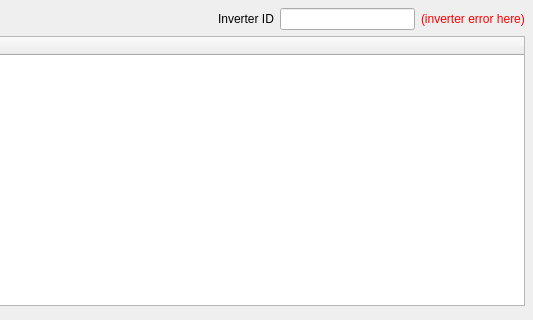
Qt form epyqlib/tabs/files/filesview.ui (epcpower/stlib) before a commit; both pictures show x 467 to 1000 and y 0 to 320 of the 1000 by 600 pixel window.
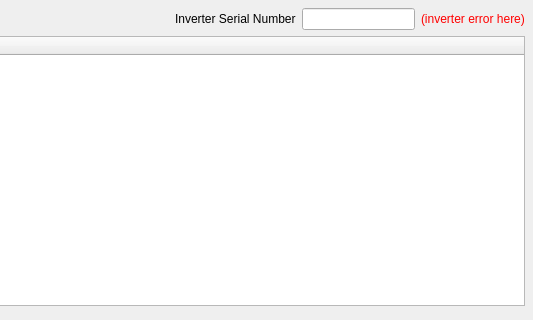
The same form after that commit.

Commit message: Add ability to query for inverter details by serial number, not inverterId

Patch:
```diff
--- a/epyqlib/tabs/files/filesview.ui
+++ b/epyqlib/tabs/files/filesview.ui
@@ -112,7 +112,7 @@
        <item>
         <widget class="QLabel" name="lbl_inverter_id">
          <property name="text">
-          <string>Inverter ID</string>
+          <string>Inverter Serial Number</string>
          </property>
         </widget>
        </item>
```
Left out of the diff: 6 changed lines with no effect on the pictures. The commit also changes 3 other files.
